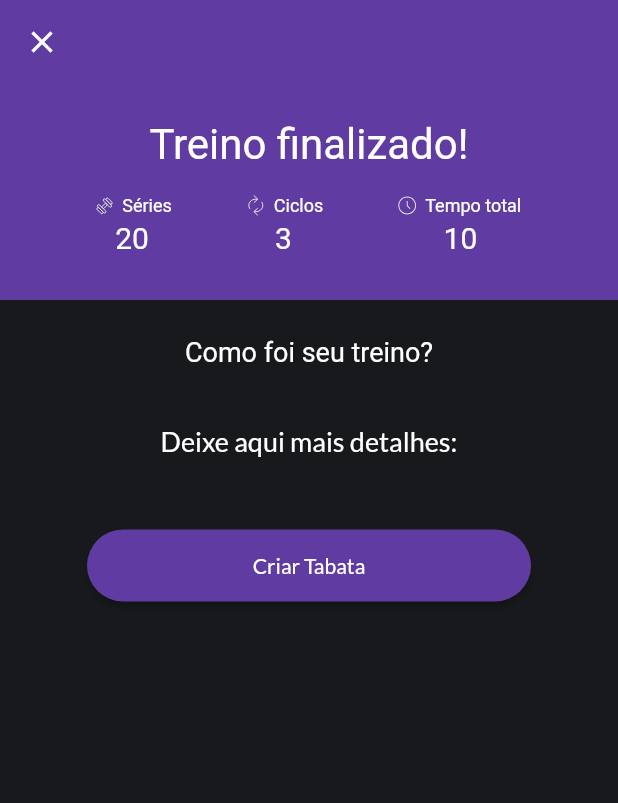
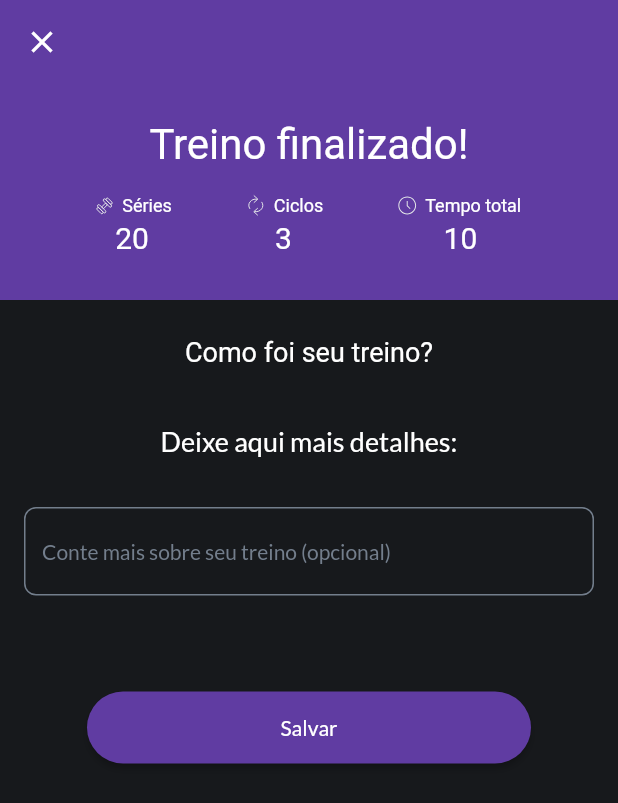
Before and after one commit to abnerescocio/flutter_app_hackaton, a Flutter app: the FinishedTrainingScreen screen opened by its route, on a phone screen of 412 x 824 dp. Shown: the top 803 px of the screen. Run offline on Flutter 3.47's test engine with Material 2 defaults, Android fonts, the phone set to English and light mode, and no system bars; our stand-ins replace bloc, cloud_firestore, firebase_core, flutter_bloc, flutter_svg, flutter_svg_provider and 2 more; accounts and stored records are empty; generated files the repository leaves out were written again; Roboto replaces fonts that are missing (Lato-Black).

Commit message:
Creating finished_training.dart

```diff
--- a/lib/src/finished_training/finished_training.dart
+++ b/lib/src/finished_training/finished_training.dart
@@ -33,29 +33,29 @@ class _FinishedTrainingScreenState extends State<FinishedTrainingScreen> {
             child: const Icon(Icons.close),
           ),
           flexibleSpace: Column(
-            children:  [
-              SizedBox(
+            children: [
+              const SizedBox(
                 height: 80,
               ),
-              Text(
+              const Text(
                 "Treino finalizado!",
                 style: TextStyle(
                   fontSize: 28,
                   color: CustomColors.neutralColor20,
                 ),
               ),
-              SizedBox(
+              const SizedBox(
                 height: 16,
               ),
               Row(
-                children: [
-                  const Spacer(),
+                children: const [
+                  Spacer(),
                   VerticalListWidget(
                     icon: 'weight_white',
                     value: "20",
                     label: 'Séries',
                   ),
-                  const SizedBox(
+                  SizedBox(
                     width: 48,
                   ),
                   VerticalListWidget(
@@ -63,7 +63,7 @@ class _FinishedTrainingScreenState extends State<FinishedTrainingScreen> {
                     value: "3",
                     label: 'Ciclos',
                   ),
-                  const SizedBox(
+                  SizedBox(
                     width: 48,
                   ),
                   VerticalListWidget(
@@ -71,7 +71,7 @@ class _FinishedTrainingScreenState extends State<FinishedTrainingScreen> {
                     value: "10",
                     label: 'Tempo total ',
                   ),
-                  const Spacer(),
+                  Spacer(),
                 ],
               ),
             ],
@@ -108,10 +108,31 @@ class _FinishedTrainingScreenState extends State<FinishedTrainingScreen> {
             ),
           ),
           const SizedBox(
+            height: 17,
+          ),
+          Padding(
+            padding: EdgeInsets.symmetric(horizontal: 16, vertical: 16),
+            child: TextField(
+              decoration: InputDecoration(
+                fillColor: CustomColors.neutralColor20,
+                hintStyle: const TextStyle(
+                  fontFamily: 'Lato',
+                  fontSize: 14,
+                  color: CustomColors.neutralColor50,
+                ),
+                enabledBorder: OutlineInputBorder(
+                  borderRadius: BorderRadius.circular(8),
+                  borderSide: BorderSide(color: CustomColors.neutralColor50),
+                ),
+                hintText: 'Conte mais sobre seu treino (opcional)',
+              ),
+            ),
+          ),
+          const SizedBox(
             height: 48,
           ),
           BaseButton(
-            text: "Criar Tabata",
+            text: "Salvar",
             onPressed: () {
               goToConfiguration(context);
             },
```
